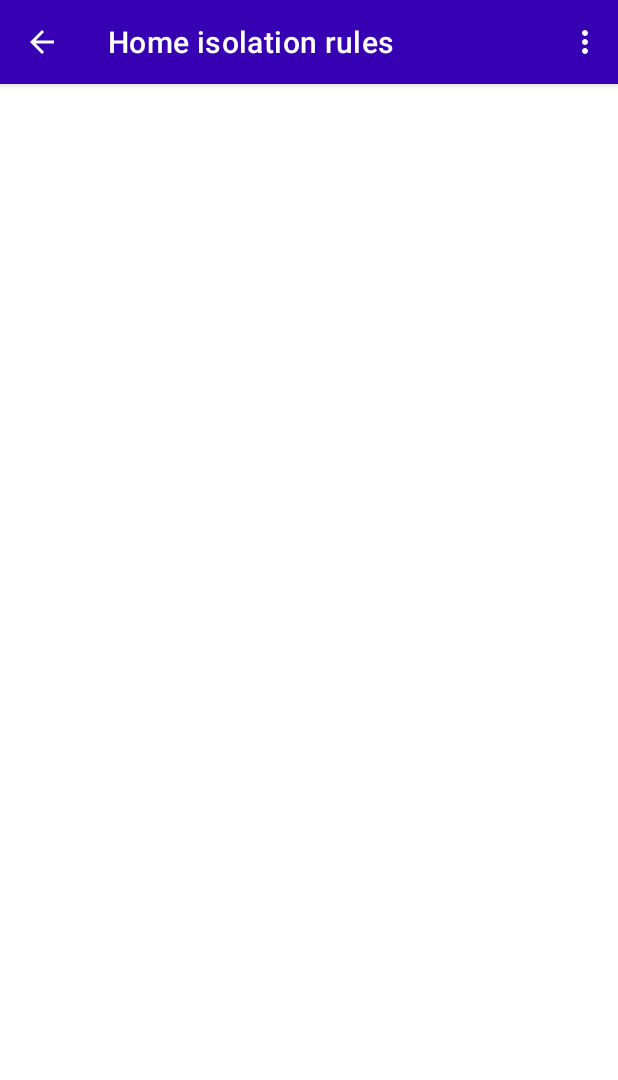
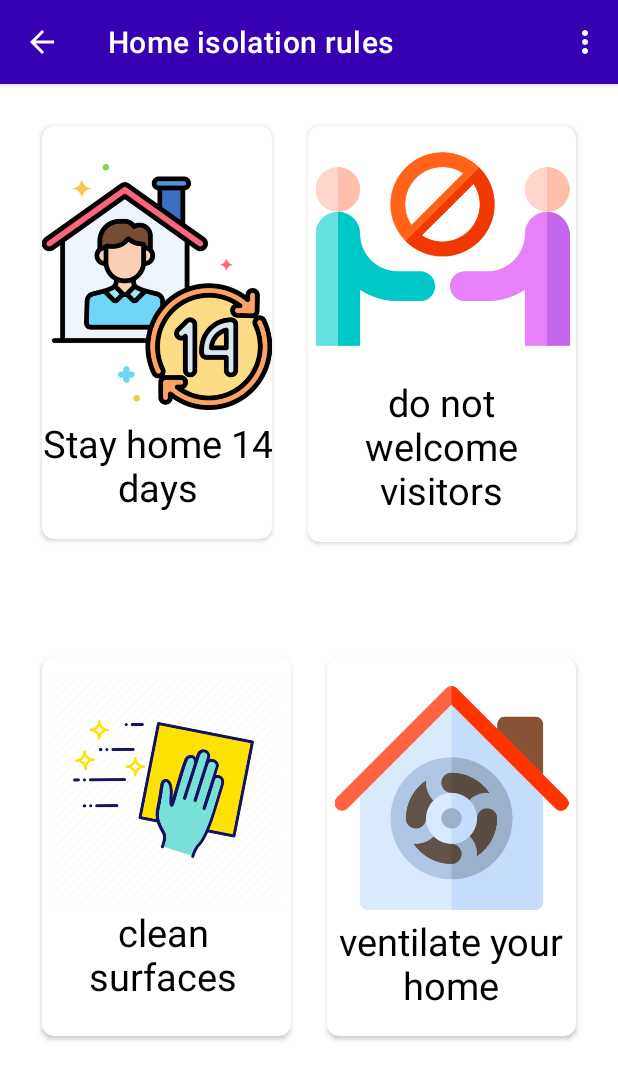
Before and after one commit to MarwaBD/AndroidProject, an Android app: the HomeIsolation screen opened directly, with no data from a screen before it, on a phone screen of 412 x 824 dp. Shown: the top 1080 px of the screen. Run offline under Robolectric (Android 15) with nearby library versions, the phone set to English and light mode, and no system bars.

Commit message:
fix home isolation layout

```diff
--- a/app/src/main/res/layout/activity_home_isolation.xml
+++ b/app/src/main/res/layout/activity_home_isolation.xml
@@ -1,9 +1,11 @@
 <?xml version="1.0" encoding="utf-8"?>
-<ScrollView xmlns:android="http://schemas.android.com/apk/res/android"
+<LinearLayout xmlns:android="http://schemas.android.com/apk/res/android"
     xmlns:app="http://schemas.android.com/apk/res-auto"
+    xmlns:tools="http://schemas.android.com/tools"
     android:layout_width="match_parent"
     android:layout_height="match_parent"
-    >
+    android:orientation="vertical"
+    android:weightSum="7">
 
 
     <LinearLayout
@@ -13,15 +15,15 @@
         android:weightSum="2"
         android:padding="16dp"
         >
+
         <androidx.cardview.widget.CardView
-            android:layout_width="wrap_content"
-            android:layout_height="match_parent"
+            android:layout_width="153dp"
+            android:layout_height="275dp"
+            android:layout_margin="12dp"
             android:layout_weight="1"
-            app:cardElevation="2dp"
+            android:background="#fff"
             app:cardCornerRadius="8dp"
-            android:layout_margin="12dp"
-            android:background="#fff"
-            >
+            app:cardElevation="2dp">
 
             <LinearLayout
                 android:layout_width="match_parent"
@@ -49,7 +51,7 @@
 
         <androidx.cardview.widget.CardView
             android:layout_width="wrap_content"
-            android:layout_height="match_parent"
+            android:layout_height="277dp"
             android:layout_margin="12dp"
             android:layout_weight="1"
             android:background="#fff"
@@ -58,7 +60,7 @@
 
             <LinearLayout
                 android:layout_width="match_parent"
-                android:layout_height="match_parent"
+                android:layout_height="278dp"
                 android:gravity="center"
                 android:orientation="vertical">
 
@@ -69,8 +71,8 @@
                     android:src="@drawable/avoid" />
 
                 <TextView
-                    android:layout_width="match_parent"
-                    android:layout_height="match_parent"
+                    android:layout_width="155dp"
+                    android:layout_height="114dp"
                     android:text="@string/do_not_welcome_visitors"
                     android:textAlignment="center"
                     android:textColor="@color/black"
@@ -160,4 +162,4 @@
 
 
 
-</ScrollView>
+</LinearLayout>
```
